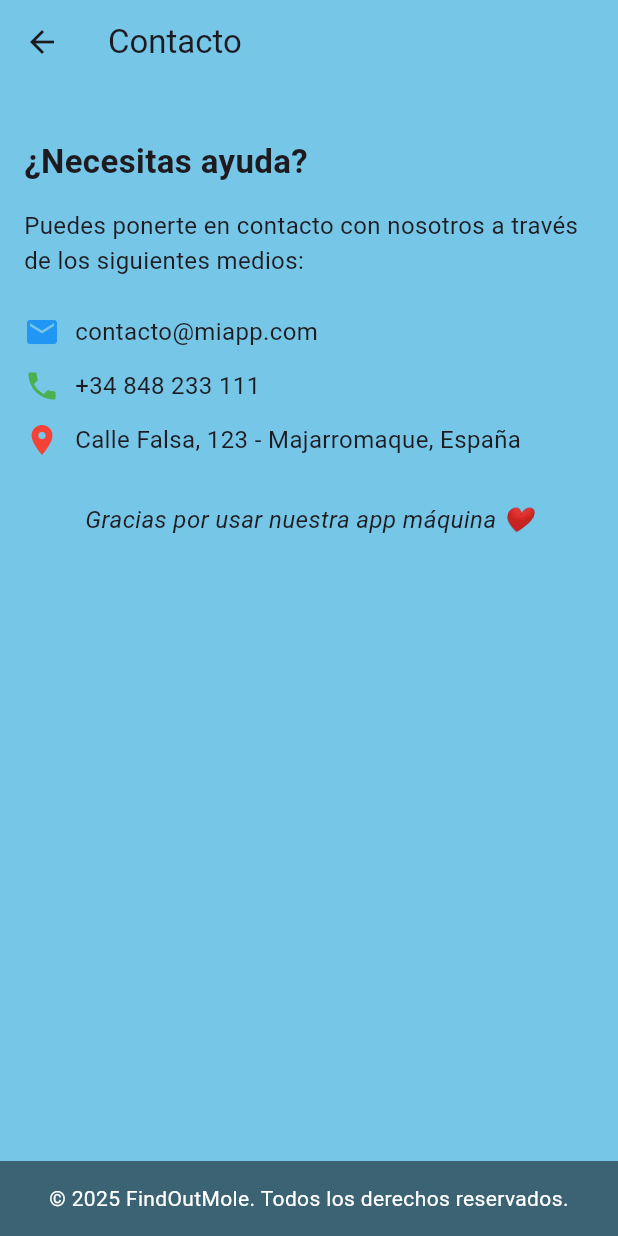
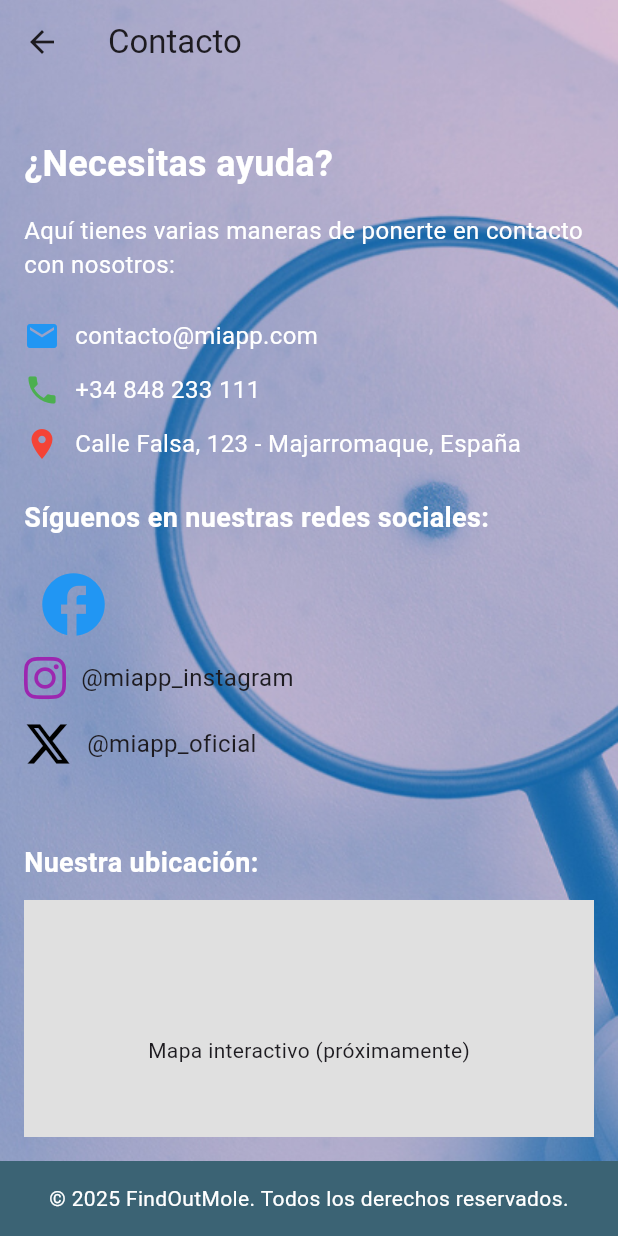
Before and after one commit to Sergi-10/findoutmole_copia, a Flutter app: the ContactoScreen screen opened directly, on a phone screen of 412 x 824 dp. Run offline on Flutter 3.47's test engine with Material 3 defaults, Android fonts, the light colour scheme and no system bars; our stand-ins replace cloud_firestore, firebase_auth, firebase_core, font_awesome_flutter, google_fonts, image_picker and 1 more; missing offline and left inert: image_editor; accounts and stored records are empty.

Commit message:
Cambios en Pantalla de Contacto y dependencia font awesome

```diff
--- a/lib/screen/menu_screen/Contacto.dart
+++ b/lib/screen/menu_screen/Contacto.dart
@@ -1,5 +1,6 @@
 import 'package:flutter/material.dart';
 import 'package:findoutmole/screen/FootBar.dart';
+import 'package:font_awesome_flutter/font_awesome_flutter.dart';
 
 class ContactoScreen extends StatelessWidget {
   const ContactoScreen({super.key});
@@ -15,60 +16,220 @@ class ContactoScreen extends StatelessWidget {
         elevation: 0,
         title: const Text('Contacto'),
       ),
-      body: SafeArea(
+      body: Stack(
+        children: [
+          // Imagen de fondo
+          Positioned.fill(
+            child: Image.asset('assets/images/2.png', fit: BoxFit.cover),
+          ),
+          SafeArea(
             child: Padding(
               padding: const EdgeInsets.all(16.0),
+              child: SingleChildScrollView(
+                // Para permitir desplazamiento
                 child: Column(
                   crossAxisAlignment: CrossAxisAlignment.start,
                   children: [
+                    // Título de la pantalla
                     const SizedBox(height: 20),
                     const Text(
                       '¿Necesitas ayuda?',
-                style: TextStyle(fontSize: 22, fontWeight: FontWeight.bold),
+                      style: TextStyle(
+                        fontSize: 24,
+                        fontWeight: FontWeight.bold,
+                        color: Colors.white,
+                      ),
                     ),
                     const SizedBox(height: 16),
                     const Text(
-                'Puedes ponerte en contacto con nosotros a través de los siguientes medios:',
-                style: TextStyle(fontSize: 16),
+                      'Aquí tienes varias maneras de ponerte en contacto con nosotros:',
+                      style: TextStyle(fontSize: 16, color: Colors.white),
                     ),
                     const SizedBox(height: 24),
-              Row(
-                children: const [
-                  Icon(Icons.email, color: Colors.blue),
-                  SizedBox(width: 10),
-                  Text('contacto@miapp.com', style: TextStyle(fontSize: 16)),
-                ],
+
+                    // Correo electrónico
+                    _buildContactRow(
+                      icon: Icons.email,
+                      color: Colors.blue,
+                      text: 'contacto@miapp.com',
+                    ),
+                    const SizedBox(height: 12),
+
+                    // Teléfono
+                    _buildContactRow(
+                      icon: Icons.phone,
+                      color: Colors.green,
+                      text: '+34 848 233 111',
+                    ),
+                    const SizedBox(height: 12),
+
+                    // Dirección
+                    _buildContactRow(
+                      icon: Icons.location_on,
+                      color: Colors.red,
+                      text: 'Calle Falsa, 123 - Majarromaque, España',
+                    ),
+                    const SizedBox(height: 24),
+
+                    // Redes sociales
+                    const Text(
+                      'Síguenos en nuestras redes sociales:',
+                      style: TextStyle(
+                        fontSize: 18,
+                        fontWeight: FontWeight.bold,
+                        color: Colors.white,
+                      ),
                     ),
                     const SizedBox(height: 12),
                     Row(
-                children: const [
-                  Icon(Icons.phone, color: Colors.green),
-                  SizedBox(width: 10),
-                  Text('+34 848 233 111', style: TextStyle(fontSize: 16)),
+                      children: [
+                        IconButton(
+                          icon: const Icon(
+                            Icons.facebook,
+                            color: Colors.blue,
+                            size: 50,
+                          ),
+                          onPressed: () {
+                            // Aquí puedes agregar un enlace a Facebook
+                          },
+                        ),
                       ],
                     ),
-              const SizedBox(height: 12),
                     Row(
                       children: const [
-                  Icon(Icons.location_on, color: Colors.red),
+                        FaIcon(
+                          FontAwesomeIcons.instagram,
+                          color: Colors.purple,
+                          size: 32,
+                        ),
                         SizedBox(width: 10),
                         Text(
-                    'Calle Falsa, 123 - Majarromaque, España',
+                          '@miapp_instagram',
                           style: TextStyle(fontSize: 16),
                         ),
                       ],
                     ),
+                    SizedBox(height: 12),
+                    Row(
+                      children: const [
+                        FaIcon(
+                          FontAwesomeIcons.xTwitter,
+                          color: Colors.black,
+                          size: 32,
+                        ),
+                        SizedBox(width: 10),
+                        Text('@miapp_oficial', style: TextStyle(fontSize: 16)),
+                      ],
+                    ),
+                    const SizedBox(height: 50),
+
+                    // Mapa de ubicación (solo un contenedor visual por ahora)
+                    const Text(
+                      'Nuestra ubicación:',
+                      style: TextStyle(
+                        fontSize: 18,
+                        fontWeight: FontWeight.bold,
+                        color: Colors.white,
+                      ),
+                    ),
+                    const SizedBox(height: 12),
+                    Container(
+                      height: 200,
+                      width: double.infinity,
+                      color:
+                          Colors.grey[300], // Aquí podrías agregar un mapa real
+                      child: const Center(
+                        child: Text('Mapa interactivo (próximamente)'),
+                      ),
+                    ),
+                    const SizedBox(height: 24),
+
+                    // Formulario de contacto
+                    const Text(
+                      'Envíanos un mensaje:',
+                      style: TextStyle(
+                        fontSize: 18,
+                        fontWeight: FontWeight.bold,
+                        color: Colors.white,
+                      ),
+                    ),
+                    const SizedBox(height: 12),
+                    _buildTextField('Nombre', Icons.person),
+                    const SizedBox(height: 12),
+                    _buildTextField('Correo electrónico', Icons.email),
+                    const SizedBox(height: 12),
+                    _buildTextField(
+                      'Mensaje',
+                      Icons.message,
+                      isMultiline: true,
+                    ),
+                    const SizedBox(height: 16),
+
+                    // Botón de enviar mensaje
+                    ElevatedButton(
+                      onPressed: () {
+                        // Lógica para enviar el mensaje
+                      },
+                      child: const Text('Enviar mensaje'),
+                    ),
                     const SizedBox(height: 30),
+
+                    // Mensaje de agradecimiento
                     const Center(
                       child: Text(
                         'Gracias por usar nuestra app máquina ❤️',
-                  style: TextStyle(fontSize: 16, fontStyle: FontStyle.italic),
+                        style: TextStyle(
+                          fontSize: 16,
+                          fontStyle: FontStyle.italic,
+                          color: Colors.white,
+                        ),
                       ),
                     ),
                   ],
                 ),
               ),
             ),
+          ),
+        ],
+      ),
+    );
+  }
+
+  // Método para crear una fila de contacto reutilizable
+  Widget _buildContactRow({
+    required IconData icon,
+    required Color color,
+    required String text,
+  }) {
+    return Row(
+      children: [
+        Icon(icon, color: color, size: 24),
+        const SizedBox(width: 10),
+        Flexible(
+          child: Text(
+            text,
+            style: const TextStyle(fontSize: 16, color: Colors.white),
+          ),
+        ),
+      ],
+    );
+  }
+
+  // Método para crear un campo de texto reutilizable (con opción para multilinea)
+  Widget _buildTextField(
+    String label,
+    IconData icon, {
+    bool isMultiline = false,
+  }) {
+    return TextField(
+      decoration: InputDecoration(
+        labelText: label,
+        prefixIcon: Icon(icon),
+        border: const OutlineInputBorder(),
+        filled: true,
+        fillColor: Colors.white,
+      ),
+      maxLines: isMultiline ? null : 1,
     );
   }
 }
--- a/pubspec.yaml
+++ b/pubspec.yaml
@@ -11,6 +11,7 @@ dependencies:
     sdk: flutter
   google_fonts: ^6.1.0
   cupertino_icons: ^1.0.2
+  font_awesome_flutter: ^10.7.0
   firebase_core: ^2.30.0
   firebase_auth: ^4.15.3
   image_picker: ^1.0.7 # o la versión más reciente
```
Also changed, not shown: pubspec.lock. Lines whose indentation alone changed are shown as unchanged.
